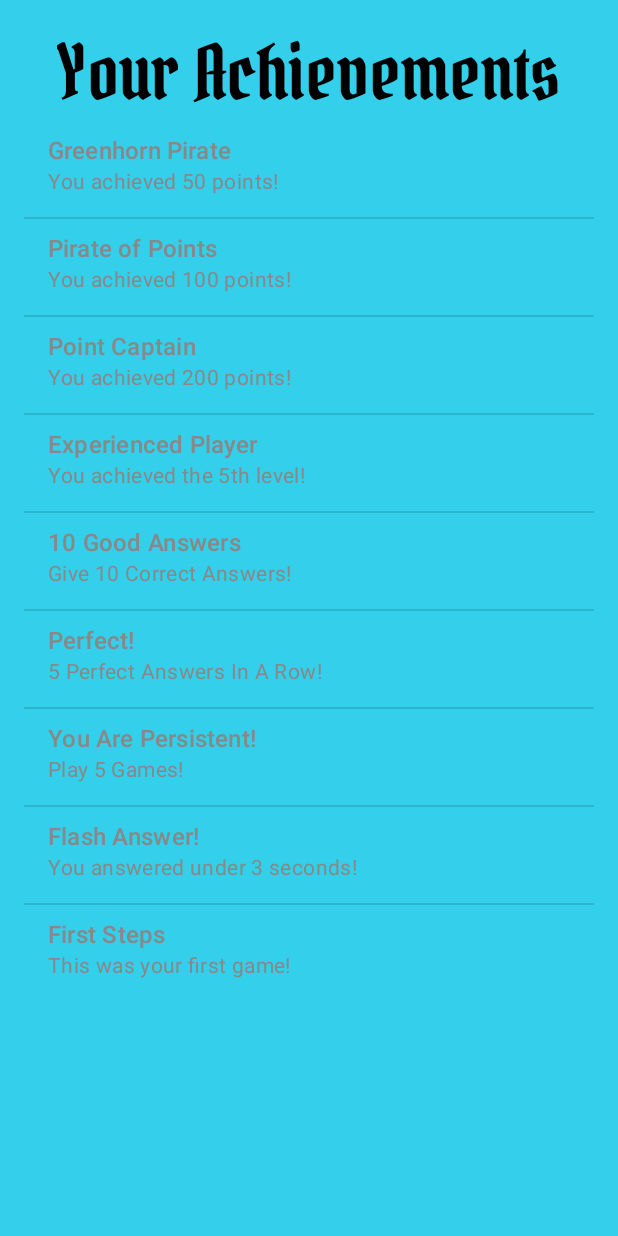
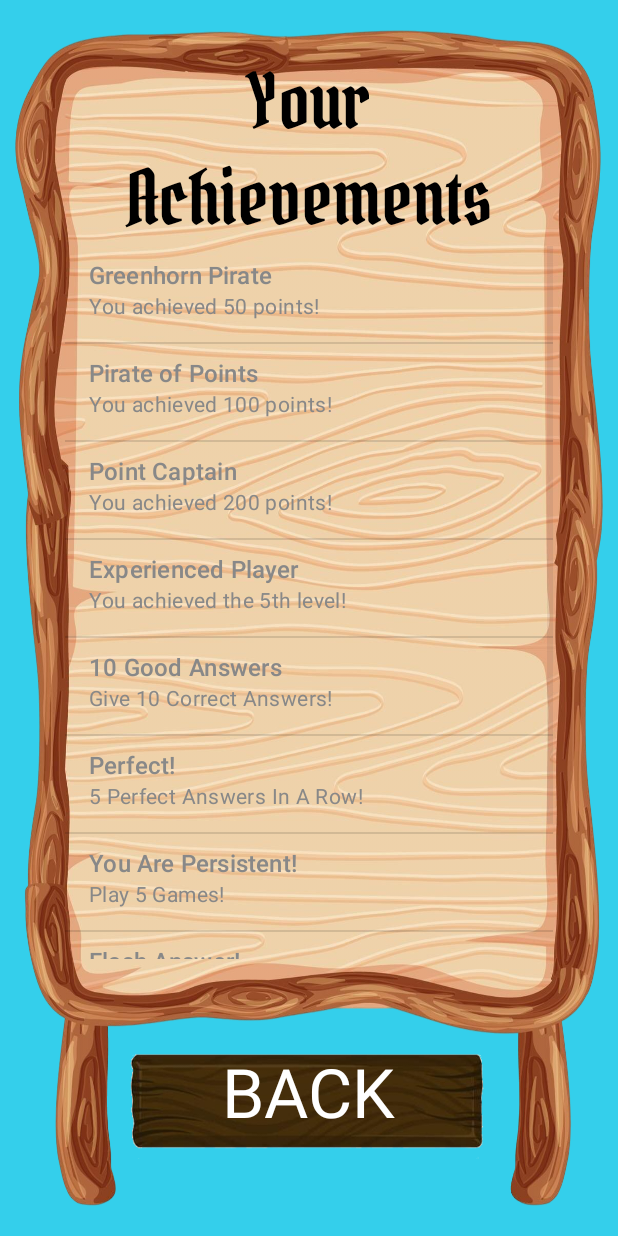
Before and after one commit to DominikHupko/Pirates, an Android app: the YourAchievementsActivity screen opened directly, with no data from a screen before it, on a phone screen of 412 x 824 dp. Run offline under Robolectric (Android 15) with nearby library versions, the phone set to English and light mode, and no system bars; network calls fail.

Commit message:
Achivment change, playmode added, registration added

```diff
--- a/app/src/main/java/com/example/pi_rates/HighScoreActivity.java
+++ b/app/src/main/java/com/example/pi_rates/HighScoreActivity.java
@@ -6,6 +6,7 @@ import android.content.Intent;
 import android.os.Bundle;
 import android.util.Log;
 import android.view.View;
+import android.widget.LinearLayout;
 import android.widget.ListView;
 import android.widget.TextView;
 import android.widget.Toast;
@@ -37,6 +38,7 @@ public class HighScoreActivity extends AppCompatActivity {
     TextView silverScore;
     TextView goldName;
     TextView goldScore;
+    LinearLayout podium;
 
     @Override
     protected void onCreate(Bundle savedInstanceState) {
@@ -53,6 +55,7 @@ public class HighScoreActivity extends AppCompatActivity {
         silverScore = findViewById(R.id.silverScore);
         goldName = findViewById(R.id.goldName);
         goldScore = findViewById(R.id.goldScore);
+        podium = findViewById(R.id.podium);
         Log.d("asd1", "url");
         db = new ScoreDB(this);
         db.setUserName(userName);
@@ -133,6 +136,7 @@ public class HighScoreActivity extends AppCompatActivity {
     public void LocalScore(View view){
         Log.d("ScoreDBLogD", "Db start");
         users = db.getScores("All");
+        podium.setVisibility(View.INVISIBLE);
         if(users != null)
             fillView();
         else {
@@ -140,6 +144,7 @@ public class HighScoreActivity extends AppCompatActivity {
         }
     }
     public void GlobalScore(View view){
+        podium.setVisibility(View.VISIBLE);
         download(url);
     }
 }
--- a/app/src/main/java/com/example/pi_rates/ScoreDB.java
+++ b/app/src/main/java/com/example/pi_rates/ScoreDB.java
@@ -72,7 +72,7 @@ public class ScoreDB  extends SQLiteOpenHelper {
             SQLiteDatabase db = this.getReadableDatabase();
             String query = "";
             if(method.equals("All")){
-                query = "SELECT " + NameCulomn + ", " + ScoreColumn + ", " + DateColumn + " FROM " + TableName + " ORDER BY " + ScoreColumn + " ;";
+                query = "SELECT " + NameCulomn + ", " + ScoreColumn + ", " + DateColumn + " FROM " + TableName + " ORDER BY " + ScoreColumn + "  DESC;";
             } else if (method.equals("only locals")) {
                 query = "SELECT " + NameCulomn + ", " + ScoreColumn + ", " + DateColumn + " FROM " + TableName + " WHERE " + UploadedColumn + " = 'FALSE'";
             }
--- a/app/src/main/java/com/example/pi_rates/Server.java
+++ b/app/src/main/java/com/example/pi_rates/Server.java
@@ -18,7 +18,7 @@ import org.json.JSONException;
 import org.json.JSONObject;
 
 public class Server {
-    public static String getURL() {return"https://26a0-80-245-99-81.ngrok-free.app"; }
+    public static String getURL() {return"https://7a0f-109-245-227-198.ngrok-free.app"; }
     private Context context;
     public Server(Context context){
         this.context = context;
--- a/app/src/main/java/com/example/pi_rates/YourAchievementsActivity.java
+++ b/app/src/main/java/com/example/pi_rates/YourAchievementsActivity.java
@@ -1,6 +1,8 @@
 package com.example.pi_rates;
 
+import android.content.Intent;
 import android.os.Bundle;
+import android.view.View;
 import android.widget.ListView;
 
 import androidx.appcompat.app.AppCompatActivity;
@@ -8,6 +10,8 @@ import androidx.appcompat.app.AppCompatActivity;
 import java.util.List;
 
 public class YourAchievementsActivity extends AppCompatActivity {
+
+    String userName;
 
     private ListView achievementListView;
     private AchievementManager achievementManager;
@@ -17,6 +21,9 @@ public class YourAchievementsActivity extends AppCompatActivity {
         super.onCreate(savedInstanceState);
         setContentView(R.layout.activity_your_achievements);
 
+        Intent intent = getIntent();
+        userName = intent.getStringExtra("USER_NAME");
+
         achievementListView = findViewById(R.id.achievementListView);
         achievementManager = new AchievementManager(this);
 
@@ -25,4 +32,10 @@ public class YourAchievementsActivity extends AppCompatActivity {
         AchievementAdapter adapter = new AchievementAdapter(this, achievements);
         achievementListView.setAdapter(adapter);
     }
+    public void back (View view) {
+        Intent intent = new Intent(YourAchievementsActivity.this, MainActivity.class);
+        intent.putExtra("USER_NAME", userName);
+        startActivity(intent);
+        this.finish();
+    }
 }
--- a/app/src/main/res/layout/activity_main.xml
+++ b/app/src/main/res/layout/activity_main.xml
@@ -5,7 +5,8 @@
     android:layout_width="match_parent"
     android:layout_height="match_parent"
     android:background="@color/blue"
-    tools:context=".MainActivity">
+    tools:context=".MainActivity"
+    android:padding="15dp">
 
 
     <ImageView
@@ -103,6 +104,7 @@
         android:text="Start"
         android:textColor="@color/white"
         android:textSize="29sp"
+        android:onClick="playMode"
         app:layout_constraintBottom_toTopOf="@id/button2"
         app:layout_constraintEnd_toEndOf="parent"
         app:layout_constraintHorizontal_bias="0.508"
--- a/app/src/main/res/layout/activity_play_mode.xml
+++ b/app/src/main/res/layout/activity_play_mode.xml
@@ -20,6 +20,7 @@
             android:background="@drawable/easy"
             android:text="+ -"
             android:textSize="23pt"
+            android:textColor="@color/podium"
             android:textAlignment="center"
             android:onClick="easyMode"/>
         <TextView
@@ -28,6 +29,7 @@
             android:background="@drawable/medium"
             android:text="* /"
             android:textSize="23pt"
+            android:textColor="@color/podium"
             android:textAlignment="center"
             android:onClick="mediumMode"/>
         <TextView
--- a/app/src/main/res/layout/activity_your_achievements.xml
+++ b/app/src/main/res/layout/activity_your_achievements.xml
@@ -1,10 +1,16 @@
 <LinearLayout xmlns:android="http://schemas.android.com/apk/res/android"
-    android:orientation="vertical"
+    android:orientation="horizontal"
     android:background="@color/blue"
     android:layout_width="match_parent"
+    android:layout_height="match_parent">
+
+    <LinearLayout
+        android:layout_width="match_parent"
         android:layout_height="match_parent"
-    android:padding="16dp">
-
+        android:background="@drawable/achivments_board"
+        android:orientation="vertical"
+        android:paddingTop="35dp"
+        android:paddingHorizontal="43dp">
         <TextView
             android:layout_width="wrap_content"
             android:layout_height="wrap_content"
@@ -13,10 +19,23 @@
             android:textSize="50sp"
             android:textAlignment="center"
             android:textColor="@color/black"
-        android:layout_gravity="center"/>
+            android:layout_gravity="center" />
 
         <ListView
             android:id="@+id/achievementListView"
             android:layout_width="match_parent"
-        android:layout_height="wrap_content" />
+            android:layout_height="475dp"
+            android:layout_marginBottom="58dp"/>
+        <TextView
+            android:layout_width="250dp"
+            android:layout_height="75dp"
+            android:layout_gravity="center"
+            android:textSize="45dp"
+            android:text="BACK"
+            android:textAlignment="center"
+            android:textColor="@color/white"
+            android:background="@drawable/button"
+            android:onClick="back"/>
     </LinearLayout>
+
+</LinearLayout>
```
Also changed, not shown: app/src/main/java/com/example/pi_rates/MainActivity.java (+8 -13 lines), app/src/main/res/layout/activity_high_score.xml (+25 -0 lines), app/src/main/res/layout/activity_starter.xml (+18 -4 lines), app/src/main/res/layout/dialog_enter_name.xml (+13 -1 lines), app/src/main/res/drawable/achivments_board.png (added). Lines whose indentation alone changed are shown as unchanged.
